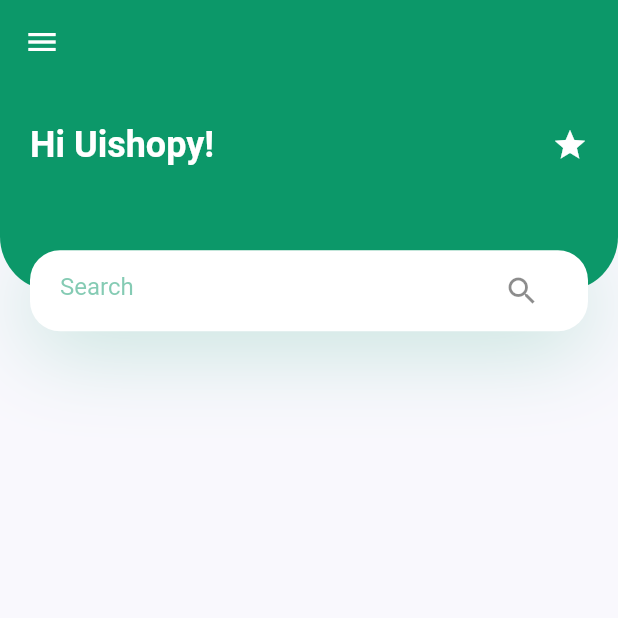
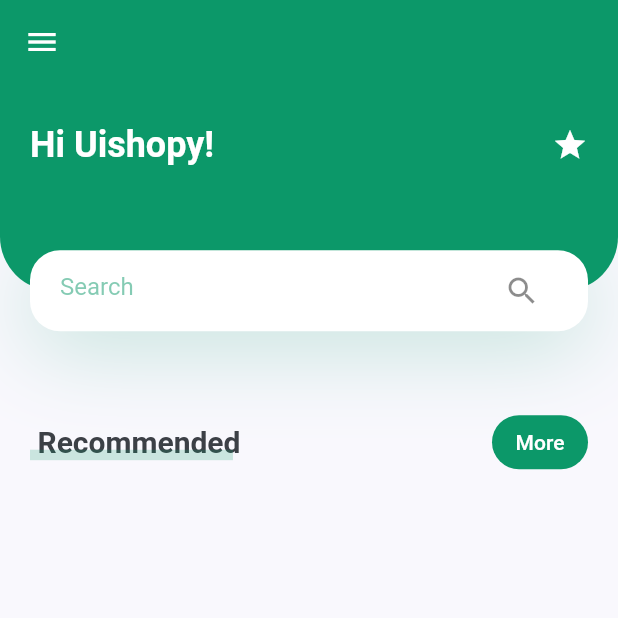
Before and after one commit to m-sugawara/PlantApp, a Flutter app: the screen it shows after launch, on a phone screen of 412 x 824 dp, the top half of it. Run offline on Flutter 3.47's test engine with Material 2 defaults, Android fonts, the phone set to English and light mode, and no system bars.

Commit message:
Add TitleWithMoreBtn

```diff
--- a/lib/main.dart
+++ b/lib/main.dart
@@ -23,7 +23,7 @@ class MyApp extends StatelessWidget {
         ),
         visualDensity: VisualDensity.adaptivePlatformDensity,
       ),
-      home: HomeScreen(),
+      home: const HomeScreen(),
     );
   }
 }
--- a/lib/screens/home/components/body.dart
+++ b/lib/screens/home/components/body.dart
@@ -1,5 +1,6 @@
 import 'package:flutter/material.dart';
 import 'package:plant_app/screens/home/components/header_with_searchbox.dart';
+import 'package:plant_app/screens/home/components/title_with_more_btn.dart';
 
 class Body extends StatelessWidget {
   const Body({super.key});
@@ -11,6 +12,10 @@ class Body extends StatelessWidget {
       child: Column(
         children: [
           HeaderWithSearchBox(size: size),
+          TitleWithMoreBtn(
+            title: "Recommended",
+            onPressed: () {},
+          ),
         ],
       ),
     );
--- /dev/null
+++ b/lib/screens/home/components/title_with_more_btn.dart
@@ -0,0 +1,79 @@
+import 'package:flutter/material.dart';
+import 'package:plant_app/constants.dart';
+
+class TitleWithMoreBtn extends StatelessWidget {
+  const TitleWithMoreBtn({
+    super.key,
+    required this.title,
+    required this.onPressed,
+  });
+  final String title;
+  final VoidCallback onPressed;
+
+  @override
+  Widget build(BuildContext context) {
+    return Padding(
+      padding: const EdgeInsets.symmetric(horizontal: defaultPadding),
+      child: Row(
+        children: [
+          TitleWithCustomUnderline(text: title),
+          const Spacer(),
+          TextButton(
+            onPressed: onPressed,
+            style: ButtonStyle(
+              shape: MaterialStatePropertyAll(
+                RoundedRectangleBorder(
+                  borderRadius: BorderRadius.circular(20),
+                ),
+              ),
+              backgroundColor:
+                  const MaterialStatePropertyAll(AppColors.primary),
+            ),
+            child: const Text(
+              "More",
+              style: TextStyle(color: Colors.white),
+            ),
+          ),
+        ],
+      ),
+    );
+  }
+}
+
+class TitleWithCustomUnderline extends StatelessWidget {
+  const TitleWithCustomUnderline({
+    super.key,
+    required this.text,
+  });
+
+  final String text;
+
+  @override
+  Widget build(BuildContext context) {
+    return Container(
+      margin: const EdgeInsets.all(0),
+      height: 24,
+      child: Stack(
+        children: [
+          Padding(
+            padding: const EdgeInsets.only(left: defaultPadding / 4),
+            child: Text(
+              text,
+              style: const TextStyle(fontWeight: FontWeight.bold, fontSize: 20),
+            ),
+          ),
+          Positioned(
+            left: 0,
+            right: 0,
+            bottom: 0,
+            child: Container(
+              margin: const EdgeInsets.only(right: defaultPadding / 4),
+              height: 7,
+              color: AppColors.primary.withOpacity(0.2),
+            ),
+          )
+        ],
+      ),
+    );
+  }
+}
```
